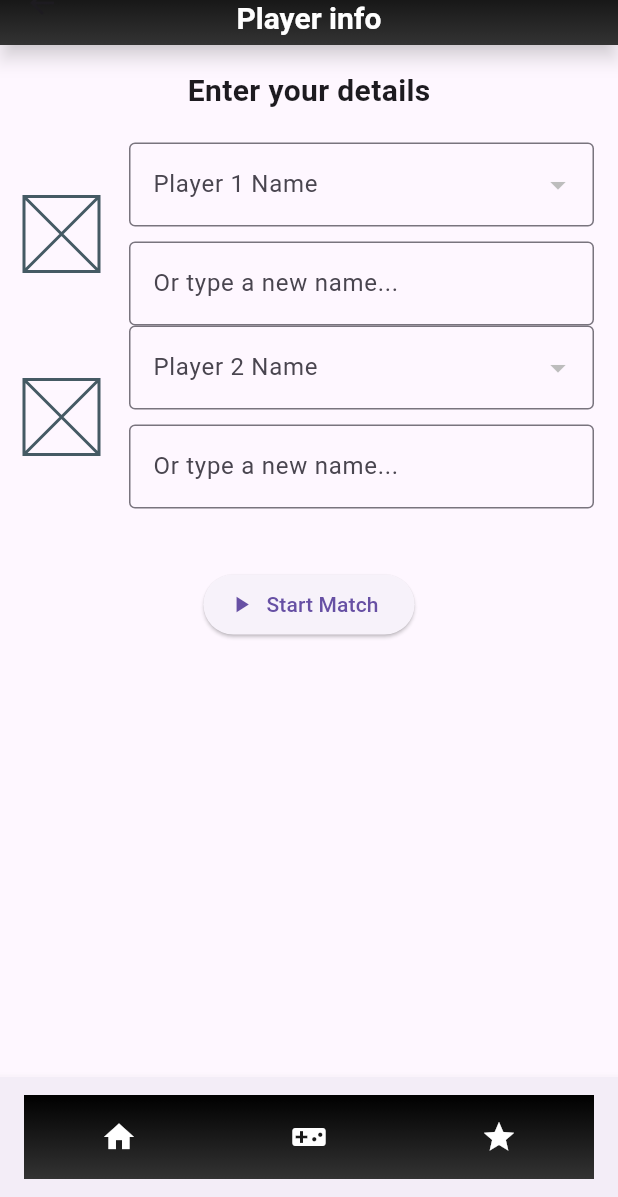
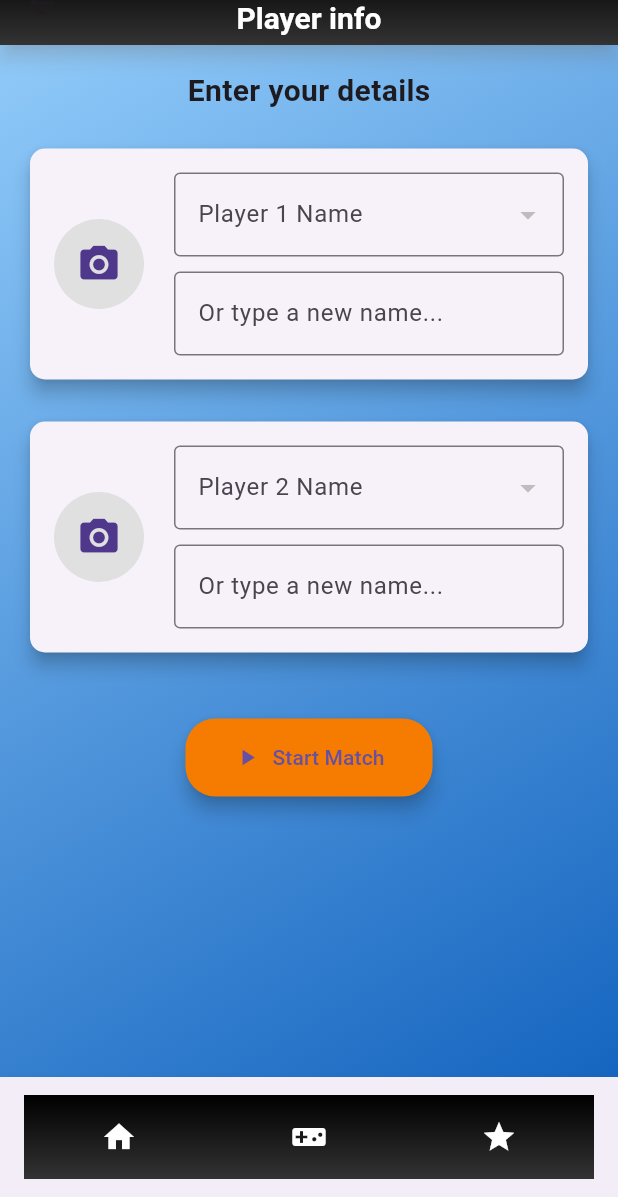
Before and after one commit to conestega-gmv-3term/mobile-3term, a Flutter app: the PlayerInfoScreen screen opened directly, on a phone screen of 412 x 824 dp, the part 39-1236 px from its top. Run offline on Flutter 3.47's test engine with Material 3 defaults, Android fonts, the phone set to English and light mode, and no system bars; our stand-ins replace image_picker, shared_preferences; accounts and stored records are empty.

Commit message:
Complete player info screen, bottom nav and header

```diff
--- a/tic_tac_toe_app/lib/pages/playerinfo.dart
+++ b/tic_tac_toe_app/lib/pages/playerinfo.dart
@@ -51,8 +51,10 @@ class _PlayerInfoScreenState extends State<PlayerInfoScreen> {
   // Pick an image (camera or gallery)
   Future<void> pickImage(bool isPlayer1) async {
     final ImagePicker picker = ImagePicker();
+
+    // Pick image from camera
     final XFile? image = await picker.pickImage(
-      source: ImageSource.gallery,
+      source: ImageSource.camera, // Change this to camera
     );
 
     if (image != null) {
@@ -66,37 +68,22 @@ class _PlayerInfoScreenState extends State<PlayerInfoScreen> {
     }
   }
 
-  File? selectedImage;
+  void startGame() {
+    final player1Name =
+        player1Controller.text.isEmpty ? 'Player 1' : player1Controller.text;
+    final player2Name =
+        player2Controller.text.isEmpty ? 'Player 2' : player2Controller.text;
 
-  Future getImageFromGallery() async {
-    final returnedImage =
-        await ImagePicker().pickImage(source: ImageSource.gallery);
-
-    setState(() {
-      selectedImage = File(returnedImage!.path);
-    });
-  }
-
-  Future getImageFromCamera() async {
-    final returnedImage =
-        await ImagePicker().pickImage(source: ImageSource.camera);
-
-    setState(() {
-      selectedImage = File(returnedImage!.path);
-    });
-  }
-
-  void startGame() {
     final player1 = {
-      'name': player1Controller.text,
+      'name': player1Name,
       'avatar': player1Avatar,
-      'score': players[player1Controller.text]?['score'] ?? 0,
+      'score': players[player1Name]?['score'] ?? 0,
     };
 
     final player2 = {
-      'name': player2Controller.text,
+      'name': player2Name,
       'avatar': player2Avatar,
-      'score': players[player2Controller.text]?['score'] ?? 0,
+      'score': players[player2Name]?['score'] ?? 0,
     };
 
     setState(() {
@@ -121,7 +108,15 @@ class _PlayerInfoScreenState extends State<PlayerInfoScreen> {
   Widget build(BuildContext context) {
     return Scaffold(
       appBar: const CommonHeader(pageTitle: 'Player info'),
-      body: Padding(
+      body: Container(
+        decoration: BoxDecoration(
+          gradient: LinearGradient(
+            colors: [Colors.blue.shade200, Colors.blue.shade800],
+            begin: Alignment.topLeft,
+            end: Alignment.bottomRight,
+          ),
+        ),
+        child: Padding(
           padding: const EdgeInsets.all(16.0),
           child: Column(
             crossAxisAlignment: CrossAxisAlignment.center,
@@ -134,26 +129,36 @@ class _PlayerInfoScreenState extends State<PlayerInfoScreen> {
               buildPlayerRow(
                 'Player 1 Name',
                 player1Controller,
-              () => pickImage(true),
-              player1Avatar,
-              players.keys.toList(), // Pass the list of saved player names
+                player1Avatar, // Pass player 1 avatar path
+                players.keys.toList(),
+                true, // true for player 1
               ),
+              const SizedBox(height: 20.0),
               buildPlayerRow(
                 'Player 2 Name',
                 player2Controller,
-              () => pickImage(false),
-              player2Avatar,
+                player2Avatar, // Pass player 2 avatar path
                 players.keys.toList(),
+                false, // false for player 2
               ),
               const SizedBox(height: 40.0),
               ElevatedButton.icon(
                 onPressed: startGame,
                 icon: const Icon(Icons.play_arrow),
                 label: const Text('Start Match'),
+                style: ElevatedButton.styleFrom(
+                  backgroundColor: Colors.orange.shade700, // Button background
+                  padding: const EdgeInsets.symmetric(
+                      vertical: 16.0, horizontal: 32.0),
+                  shape: RoundedRectangleBorder(
+                      borderRadius: BorderRadius.circular(20)),
+                  elevation: 5,
+                ),
               ),
               const SizedBox(height: 20.0),
               buildSavedPlayersDebugWidget(),
             ],
+          ),
         ),
       ),
       bottomNavigationBar: const CommonBottomBar(),
@@ -163,25 +168,42 @@ class _PlayerInfoScreenState extends State<PlayerInfoScreen> {
   Widget buildPlayerRow(
     String label,
     TextEditingController controller,
-    VoidCallback onPickImage,
     String? avatar,
-    List<String>
-        playerNames, // Add this parameter to pass existing player names
+    List<String> playerNames,
+    bool isPlayer1,
   ) {
-    return Row(
+    return Card(
+      elevation: 5,
+      shape: RoundedRectangleBorder(borderRadius: BorderRadius.circular(10)),
+      child: Padding(
+        padding: const EdgeInsets.all(16.0),
+        child: Row(
           children: [
             GestureDetector(
-          onTap: onPickImage,
+              onTap: () =>
+                  pickImage(isPlayer1), // Trigger pickImage method on tap
+              child: CircleAvatar(
+                radius: 30, // Make it round
+                backgroundColor: Colors.grey[300], // Placeholder background
                 child: avatar == null
-              ? const Placeholder(fallbackWidth: 50, fallbackHeight: 50)
-              : Image.file(File(avatar),
-                  width: 50, height: 50, fit: BoxFit.cover),
+                    ? const Icon(Icons.camera_alt,
+                        size: 30) // Show camera icon if no avatar
+                    : ClipOval(
+                        child: Image.file(
+                          File(avatar),
+                          width: 60,
+                          height: 60,
+                          fit: BoxFit.cover,
+                        ),
+                      ),
+              ),
             ),
             const SizedBox(width: 20.0),
             Expanded(
               child: Column(
                 crossAxisAlignment: CrossAxisAlignment.start,
                 children: [
+                  // Dropdown to select player from the list
                   DropdownButtonFormField<String>(
                     value: controller.text.isEmpty ? null : controller.text,
                     decoration: InputDecoration(
@@ -197,6 +219,18 @@ class _PlayerInfoScreenState extends State<PlayerInfoScreen> {
                     onChanged: (value) {
                       if (value != null) {
                         controller.text = value;
+                        // Check if the selected player has an avatar
+                        if (players.containsKey(value)) {
+                          final selectedPlayerAvatar =
+                              players[value]?['avatar'];
+                          setState(() {
+                            if (isPlayer1) {
+                              player1Avatar = selectedPlayerAvatar;
+                            } else {
+                              player2Avatar = selectedPlayerAvatar;
+                            }
+                          });
+                        }
                       }
                     },
                     onSaved: (value) {
@@ -219,6 +253,8 @@ class _PlayerInfoScreenState extends State<PlayerInfoScreen> {
               ),
             ),
           ],
+        ),
+      ),
     );
   }
 
```
Lines whose indentation alone changed are shown as unchanged.
